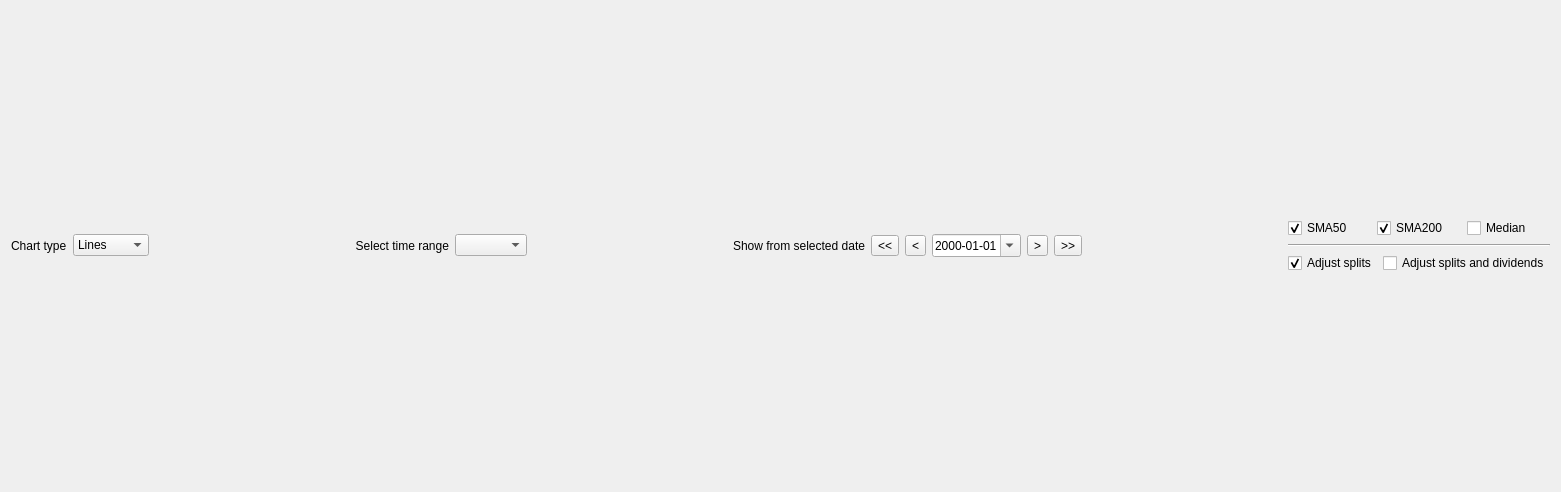
The window that xulpymoney/ui/wdgProductHistoricalChart.ui (turulomio/xulpymoney) describes before a commit, drawn with Qt 5.
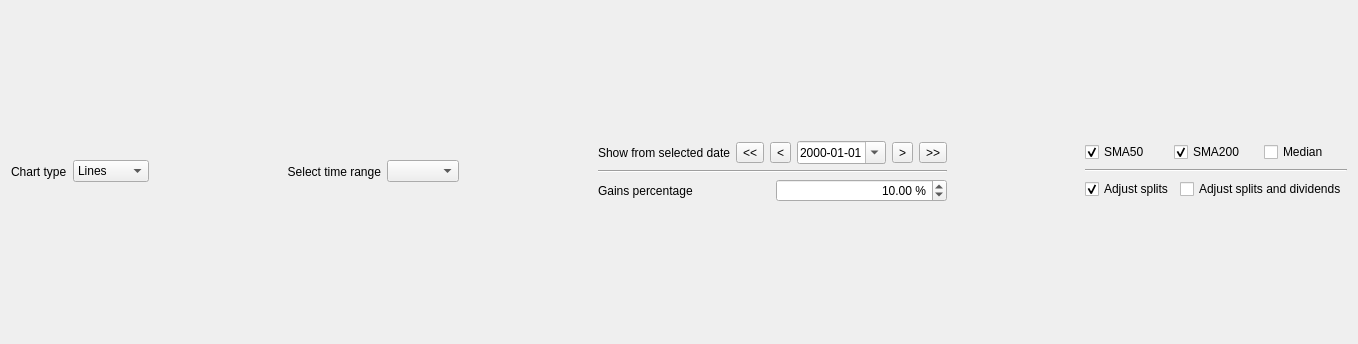
The same window after the commit. Icons and pictures are not drawn.

What changed in the file:
```diff
--- a/xulpymoney/ui/wdgProductHistoricalChart.ui
+++ b/xulpymoney/ui/wdgProductHistoricalChart.ui
@@ -6,13 +6,13 @@
    <rect>
     <x>0</x>
     <y>0</y>
-    <width>1561</width>
-    <height>492</height>
+    <width>1358</width>
+    <height>344</height>
    </rect>
   </property>
   <layout class="QHBoxLayout" name="horizontalLayout_8">
    <item>
-    <layout class="QVBoxLayout" name="verticalLayout_2">
+    <layout class="QVBoxLayout" name="verticalLayout_4">
      <item>
       <layout class="QHBoxLayout" name="horizontalLayout_6">
        <item>
@@ -87,6 +87,8 @@
         </spacer>
        </item>
        <item>
+        <layout class="QVBoxLayout" name="verticalLayout_2">
+         <item>
         <layout class="QHBoxLayout" name="horizontalLayout">
          <item>
           <widget class="QLabel" name="label">
@@ -138,6 +140,45 @@
             <string>&gt;&gt;</string>
            </property>
           </widget>
+           </item>
+          </layout>
+         </item>
+         <item>
+          <widget class="Line" name="line_2">
+           <property name="orientation">
+            <enum>Qt::Horizontal</enum>
+           </property>
+          </widget>
+         </item>
+         <item>
+          <layout class="QHBoxLayout" name="horizontalLayout_7">
+           <item>
+            <widget class="QLabel" name="lblGainsPercentage">
+             <property name="text">
+              <string>Gains percentage</string>
+             </property>
+            </widget>
+           </item>
+           <item>
+            <widget class="QDoubleSpinBox" name="spnGainsPercentage">
+             <property name="alignment">
+              <set>Qt::AlignRight|Qt::AlignTrailing|Qt::AlignVCenter</set>
+             </property>
+             <property name="suffix">
+              <string> %</string>
+             </property>
+             <property name="maximum">
+              <double>300.000000000000000</double>
+             </property>
+             <property name="singleStep">
+              <double>0.500000000000000</double>
+             </property>
+             <property name="value">
+              <double>10.000000000000000</double>
+             </property>
+            </widget>
+           </item>
+          </layout>
          </item>
         </layout>
        </item>
```
Lines whose indentation alone changed are shown as unchanged.
